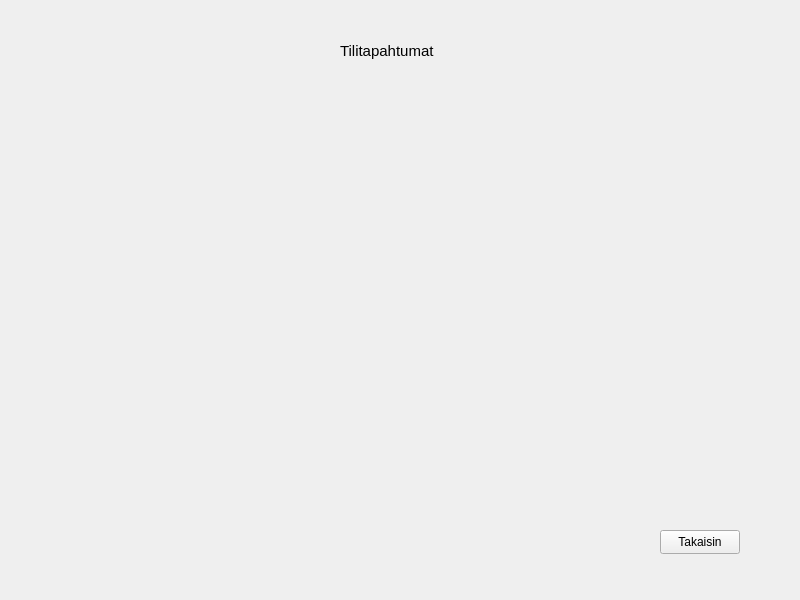
Qt form frontend/transactionwindow.ui (22kmo-project/group_10) before a commit.
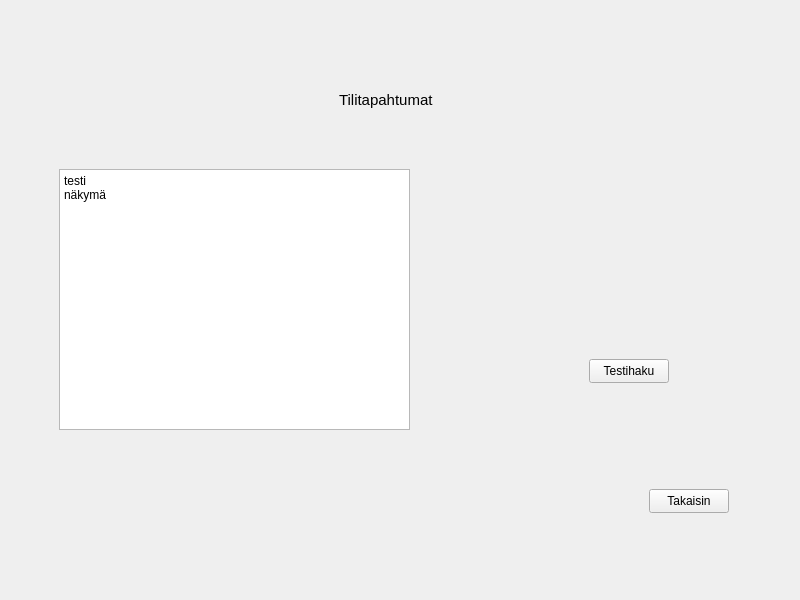
The same form after that commit.

What changed in the file:
```diff
--- a/frontend/transactionwindow.ui
+++ b/frontend/transactionwindow.ui
@@ -13,11 +13,21 @@
   <property name="windowTitle">
    <string>Form</string>
   </property>
+  <widget class="QStackedWidget" name="stackedWidget">
+   <property name="geometry">
+    <rect>
+     <x>19</x>
+     <y>19</y>
+     <width>771</width>
+     <height>571</height>
+    </rect>
+   </property>
+   <widget class="QWidget" name="page">
   <widget class="QLabel" name="label">
    <property name="geometry">
     <rect>
-     <x>340</x>
-     <y>40</y>
+       <x>320</x>
+       <y>70</y>
      <width>101</width>
      <height>21</height>
     </rect>
@@ -34,8 +44,8 @@
   <widget class="QPushButton" name="returnToMenu">
    <property name="geometry">
     <rect>
-     <x>660</x>
-     <y>530</y>
+       <x>630</x>
+       <y>470</y>
      <width>80</width>
      <height>24</height>
     </rect>
@@ -43,6 +53,41 @@
    <property name="text">
     <string>Takaisin</string>
    </property>
+    </widget>
+    <widget class="QTextBrowser" name="textBrowser">
+     <property name="geometry">
+      <rect>
+       <x>40</x>
+       <y>150</y>
+       <width>351</width>
+       <height>261</height>
+      </rect>
+     </property>
+     <property name="html">
+      <string>&lt;!DOCTYPE HTML PUBLIC &quot;-//W3C//DTD HTML 4.0//EN&quot; &quot;http://www.w3.org/TR/REC-html40/strict.dtd&quot;&gt;
+&lt;html&gt;&lt;head&gt;&lt;meta name=&quot;qrichtext&quot; content=&quot;1&quot; /&gt;&lt;meta charset=&quot;utf-8&quot; /&gt;&lt;style type=&quot;text/css&quot;&gt;
+p, li { white-space: pre-wrap; }
+hr { height: 1px; border-width: 0; }
+&lt;/style&gt;&lt;/head&gt;&lt;body style=&quot; font-family:'Segoe UI'; font-size:9pt; font-weight:400; font-style:normal;&quot;&gt;
+&lt;p style=&quot; margin-top:0px; margin-bottom:0px; margin-left:0px; margin-right:0px; -qt-block-indent:0; text-indent:0px;&quot;&gt;testi&lt;/p&gt;
+&lt;p style=&quot; margin-top:0px; margin-bottom:0px; margin-left:0px; margin-right:0px; -qt-block-indent:0; text-indent:0px;&quot;&gt;näkymä&lt;/p&gt;&lt;/body&gt;&lt;/html&gt;</string>
+     </property>
+    </widget>
+    <widget class="QPushButton" name="dataButton">
+     <property name="geometry">
+      <rect>
+       <x>570</x>
+       <y>340</y>
+       <width>80</width>
+       <height>24</height>
+      </rect>
+     </property>
+     <property name="text">
+      <string>Testihaku</string>
+     </property>
+    </widget>
+   </widget>
+   <widget class="QWidget" name="page_2"/>
   </widget>
  </widget>
  <resources/>
```
Lines whose indentation alone changed are shown as unchanged.
